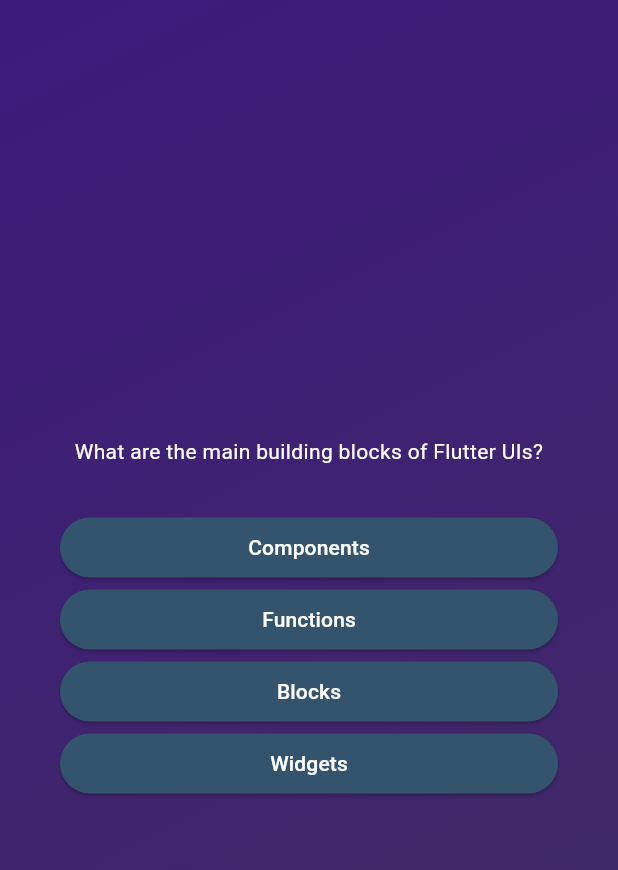
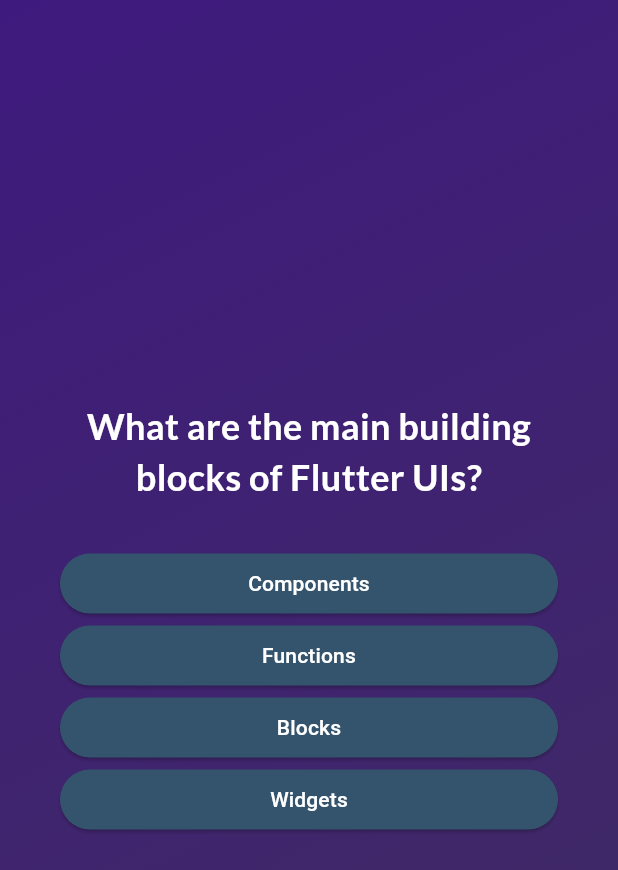
Before and after one commit to luckiMoH/flutterQuizApp, a Flutter app: the screen it shows after launch, after a tap on "Rozpocznij QUIZ!", on a phone screen of 412 x 824 dp. Shown: the top 870 px of the screen. Run offline on Flutter 3.47's test engine with Material 3 defaults, Android fonts, the phone set to English and light mode, and no system bars; our stand-ins replace google_fonts.

Commit message:
Dodanie google fonts, wysrodkowanie napisu oraz aktualizacja stanu pytania po kliknieciu w odpowiedz wraz z zabezpieczeniem ostatniego pytania.

```diff
--- a/quizapp/lib/answer_button.dart
+++ b/quizapp/lib/answer_button.dart
@@ -25,6 +25,6 @@ class AnswerButton extends StatelessWidget {
           horizontal: 40
         ),
       ),
-      child: Text(answerText));
+      child: Text(answerText, textAlign: TextAlign.center,));
   }
 }
--- a/quizapp/lib/question_screen.dart
+++ b/quizapp/lib/question_screen.dart
@@ -1,6 +1,7 @@
 import 'package:flutter/material.dart';
 import 'package:quizapp/answer_button.dart';
 import 'package:quizapp/data/questions.dart';
+import 'package:google_fonts/google_fonts.dart';
 
 class QuestionScreen extends StatefulWidget {
   const QuestionScreen({super.key});
@@ -13,10 +14,25 @@ class QuestionScreen extends StatefulWidget {
 }
 
 class _QuestionScreenState extends State<QuestionScreen> {
+
+  var currentQuestionIndex = 0;
+
+  void answerQuestion() {
+    setState(() {
+      if(currentQuestionIndex < questions.length-1) {
+      //currentQuestionIndex = currentQuestionIndex +1;
+      //currentQuestionIndex +=1;
+      currentQuestionIndex++;
+      } else {
+        print("Last question");
+      }
+    });
+  }
+
   @override
   Widget build(context) {
 
-    final currentQuestion = questions[0];
+    final currentQuestion = questions[currentQuestionIndex];
 
     return  SizedBox(
       width: double.infinity,
@@ -28,8 +44,10 @@ class _QuestionScreenState extends State<QuestionScreen> {
           children: [
            Text(
             currentQuestion.text,
-            style: const TextStyle(
-              color: Colors.white
+            style: GoogleFonts.lato(
+              color: Color.fromARGB(255, 255, 255, 255),
+              fontSize: 24,
+              fontWeight: FontWeight.bold
             ),
             textAlign: TextAlign.center,
             ),
@@ -38,7 +56,7 @@ class _QuestionScreenState extends State<QuestionScreen> {
           ...currentQuestion.getShuffledAnswers().map((answer) {
             return AnswerButton(
             answerText: answer,
-            onTap: () {},
+            onTap: answerQuestion,
           );
           }),
         ],),
--- a/quizapp/lib/start_screen.dart
+++ b/quizapp/lib/start_screen.dart
@@ -1,4 +1,6 @@
 import 'package:flutter/material.dart';
+import 'package:google_fonts/google_fonts.dart';
+import 'package:google_fonts/google_fonts.dart';
 
 class StartScreen extends StatelessWidget {
   const StartScreen(this.startQuiz,{super.key});
@@ -24,10 +26,11 @@ class StartScreen extends StatelessWidget {
             color: const Color.fromARGB(125, 255, 255, 255),
           ),
         const SizedBox(height: 80),
-        const Text("Kliknij aby rozpocząć!", style: TextStyle(
-          color: Colors.white,
-          fontSize: 24
-          ),
+        Text("Kliknij aby rozpocząć!", style: GoogleFonts.lato(
+              color: const Color.fromARGB(255, 255, 255, 255),
+              fontSize: 24,
+              fontWeight: FontWeight.bold
+        ),
         ),
         const SizedBox(height: 30),
         OutlinedButton.icon(
--- a/quizapp/pubspec.yaml
+++ b/quizapp/pubspec.yaml
@@ -35,6 +35,7 @@ dependencies:
   # The following adds the Cupertino Icons font to your application.
   # Use with the CupertinoIcons class for iOS style icons.
   cupertino_icons: ^1.0.2
+  google_fonts: ^6.1.0
 
 dev_dependencies:
   flutter_test:
```
Also changed, not shown: quizapp/pubspec.lock, 1 other file.
